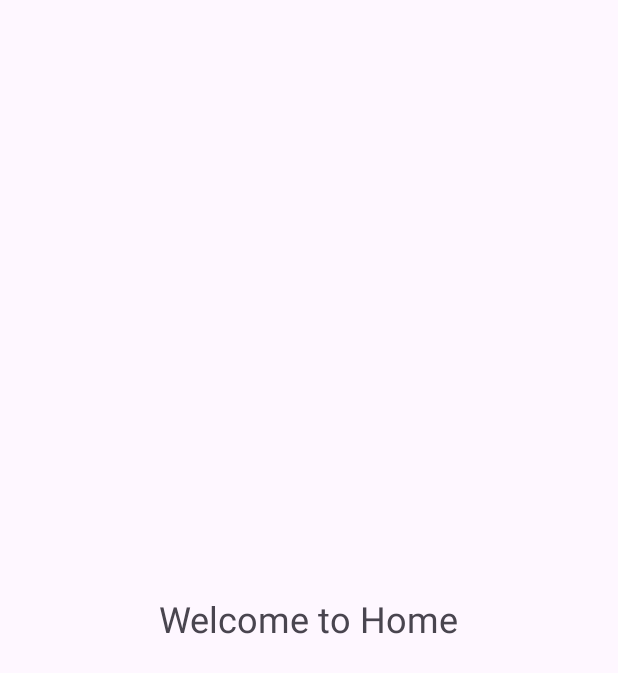
After one commit to innovaliaweb/PMDM_tarea02mjtr, an Android app: the fragment HomeFragment shown on its own in the app's theme, on a phone screen of 412 x 824 dp. The commit adds this screen. Shown: the top 673 px of the screen. Run offline under Robolectric (Android 15) with nearby library versions, the phone set to English and light mode, and no system bars.

Commit message:
Commit con menu lateral operativo (falta volver desde el detalle)

```diff
--- a/app/build.gradle.kts
+++ b/app/build.gradle.kts
@@ -45,6 +45,7 @@ dependencies {
     implementation ("androidx.navigation:navigation-ui-ktx:2.7.1")
     implementation ("androidx.constraintlayout:constraintlayout:2.1.4")
     implementation ("androidx.core:core-splashscreen:1.0.1")
+    implementation("androidx.fragment:fragment-ktx:1.5.7")
 
     implementation(libs.appcompat)
     implementation(libs.material)
--- /dev/null
+++ b/app/src/main/java/dam/pmdm/tarea2mjtr/HomeFragment.java
@@ -0,0 +1,22 @@
+package dam.pmdm.tarea2mjtr;
+
+import android.os.Bundle;
+import android.view.LayoutInflater;
+import android.view.View;
+import android.view.ViewGroup;
+import androidx.fragment.app.Fragment;
+import dam.pmdm.tarea2mjtr.databinding.FragmentHomeBinding;
+
+public class HomeFragment extends Fragment {
+
+    private FragmentHomeBinding binding; // No es necesario lateinit en Java, solo declaración
+
+    @Override
+    public View onCreateView(LayoutInflater inflater, ViewGroup container, Bundle savedInstanceState) {
+        // Inicializar binding
+        binding = FragmentHomeBinding.inflate(inflater, container, false);
+
+        // Retornar la vista raíz
+        return binding.getRoot();
+    }
+}
--- /dev/null
+++ b/app/src/main/res/layout/fragment_home.xml
@@ -0,0 +1,16 @@
+<androidx.constraintlayout.widget.ConstraintLayout xmlns:android="http://schemas.android.com/apk/res/android"
+    android:layout_width="match_parent"
+    android:layout_height="match_parent"
+    xmlns:app="http://schemas.android.com/apk/res-auto">
+
+    <TextView
+        android:layout_width="wrap_content"
+        android:layout_height="wrap_content"
+        android:text="Welcome to Home"
+        android:textSize="24sp"
+        app:layout_constraintBottom_toBottomOf="parent"
+        app:layout_constraintTop_toTopOf="parent"
+        app:layout_constraintStart_toStartOf="parent"
+        app:layout_constraintEnd_toEndOf="parent" />
+
+</androidx.constraintlayout.widget.ConstraintLayout>
--- a/app/src/main/res/layout/personaje_cardview.xml
+++ b/app/src/main/res/layout/personaje_cardview.xml
@@ -1,5 +1,4 @@
-<layout xmlns:tools="http://schemas.android.com/tools"
-    xmlns:android="http://schemas.android.com/apk/res/android">
+<layout xmlns:android="http://schemas.android.com/apk/res/android">
     <data>
         <variable
             name="personaje"
--- a/app/src/main/res/layout/personaje_list_fragment.xml
+++ b/app/src/main/res/layout/personaje_list_fragment.xml
@@ -1,5 +1,5 @@
-
-<layout xmlns:android="http://schemas.android.com/apk/res/android">
+<layout xmlns:android="http://schemas.android.com/apk/res/android"
+    xmlns:app="http://schemas.android.com/apk/res-auto">
 <androidx.coordinatorlayout.widget.CoordinatorLayout
     android:id="@+id/personaje_lista_fragment"
     android:layout_width="match_parent"
--- a/app/src/main/res/menu/menu_main.xml
+++ b/app/src/main/res/menu/drawer_menu.xml
@@ -1,5 +1,8 @@
 <?xml version="1.0" encoding="utf-8"?>
 <menu xmlns:android="http://schemas.android.com/apk/res/android">
+    <item
+        android:id="@+id/nav_home"
+        android:title="@string/home"/>
     <item
         android:id="@+id/action_acerca_de"
         android:title="@string/acerca_de"/>
--- a/app/src/main/res/values/strings.xml
+++ b/app/src/main/res/values/strings.xml
@@ -8,6 +8,11 @@
     <string name="descripcionPersonaje">Descripción Personaje</string>
     <string name="habilidadesPersonaje">Habilidades Personaje</string>
     <string name="labelAceptar">Aceptar</string>
+    <string name="home">Home</string>
     <string name="acerca_de">Acerca de...</string>
+    <string name="abrir_menu">Abrir menú</string>
+    <string name="cerrar_menu">Cerrar menú</string>
     <string name="textoAcercaDe">Aplicación desarrollada por Manuel Jesús Torralbo Rodríguez. Versión 1.0.</string>
+    <!-- TODO: Remove or change this placeholder text -->
+    <string name="hello_blank_fragment">Hello blank fragment</string>
 </resources>
--- a/app/src/main/res/values/themes.xml
+++ b/app/src/main/res/values/themes.xml
@@ -10,7 +10,7 @@
         <!-- SplashScreen cofiguration-->
         <item name="android:windowSplashScreenBackground">@color/backgroundColor</item>
         <item name="android:windowSplashScreenIconBackgroundColor">@color/backgroundColor</item>
-        <item name="android:windowSplashScreenAnimatedIcon">@drawable/logoapp</item>
+        <item name="android:windowSplashScreenAnimatedIcon">@drawable/iconosplash</item>
         <item name="android:windowSplashScreenAnimationDuration">3000</item>
 
     </style>
@@ -22,7 +22,7 @@
 
         <item name="android:windowSplashScreenBackground">@color/backgroundColor</item>
         <item name="android:windowSplashScreenIconBackgroundColor">@color/backgroundColor</item>
-        <item name="android:windowSplashScreenAnimatedIcon">@drawable/logoapp</item>
+        <item name="android:windowSplashScreenAnimatedIcon">@drawable/iconosplash</item>
         <item name="android:windowSplashScreenAnimationDuration">3000</item>
     </style>
 <!--    <style name="ToolbarWithMargin" parent="Widget.AppCompat.Toolbar">-->
```
Also changed, not shown: app/src/main/java/dam/pmdm/tarea2mjtr/MainActivity.java (+102 -44 lines), app/src/main/res/layout/activity_main.xml (+24 -14 lines), app/src/main/res/layout/nav_header.xml (added, +38 -0 lines), app/src/main/res/layout/splash.xml (+12 -5 lines), app/src/main/res/navigation/nav_graph.xml (+5 -3 lines), app/src/main/java/dam/pmdm/tarea2mjtr/PersonajeRecyclerViewAdapter.java (line endings or trailing spaces), app/src/main/res/drawable/iconosplash.png (renamed from app/src/main/res/drawable/logoapp.png).
